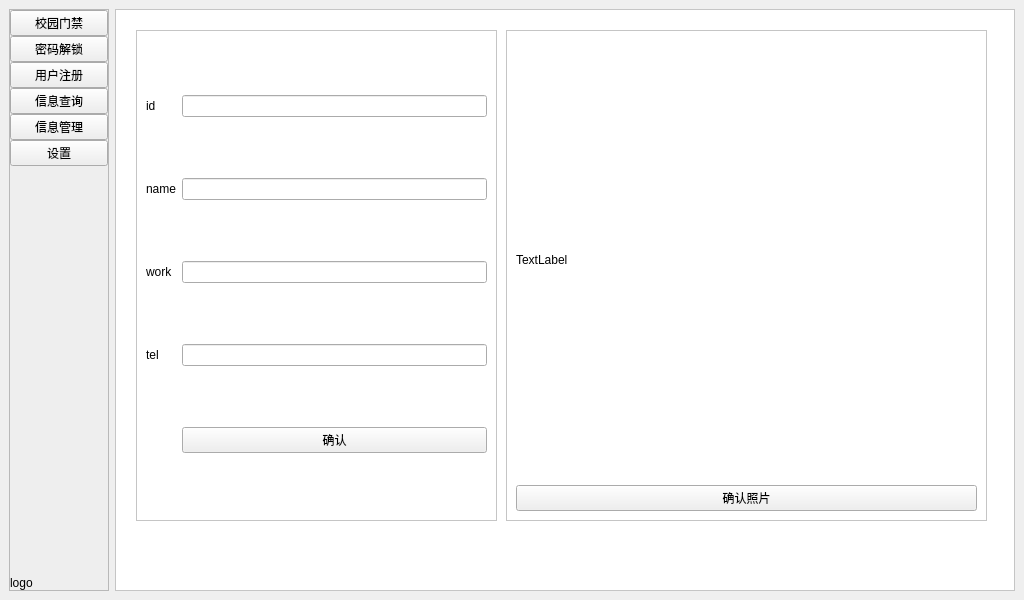
This is others/ui/mainwindow.ui in haonanzhang314/python-opencv as Qt 5 draws it before an edit. The edited form follows.
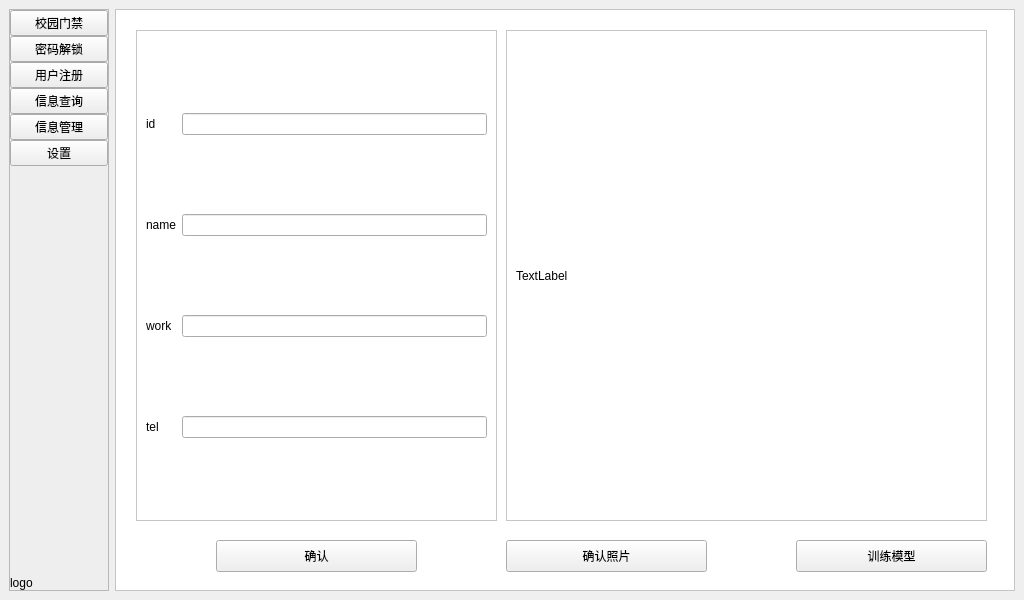
This is the edited form. The open tabs and pages were chosen to show the change.

The edit to the form file:
```diff
--- a/others/ui/mainwindow.ui
+++ b/others/ui/mainwindow.ui
@@ -179,7 +179,7 @@
           <number>0</number>
          </property>
          <property name="currentIndex">
-          <number>3</number>
+          <number>2</number>
          </property>
          <widget class="QWidget" name="main_index">
           <layout class="QGridLayout" name="gridLayout">
@@ -325,13 +325,6 @@
               </property>
              </widget>
             </item>
-            <item>
-             <widget class="QPushButton" name="register_video_pushbutton">
-              <property name="text">
-               <string>确认照片</string>
-              </property>
-             </widget>
-            </item>
            </layout>
           </widget>
           <widget class="QFrame" name="frame">
@@ -357,15 +350,17 @@
               </property>
              </widget>
             </item>
+            <item row="3" column="1">
+             <widget class="QLineEdit" name="register_input_tel"/>
+            </item>
             <item row="0" column="1">
              <widget class="QLineEdit" name="register_input_id"/>
             </item>
-            <item row="3" column="0">
-             <widget class="QLabel" name="register_label_tel">
-              <property name="text">
-               <string>tel</string>
-              </property>
-             </widget>
+            <item row="1" column="1">
+             <widget class="QLineEdit" name="register_input_name"/>
+            </item>
+            <item row="2" column="1">
+             <widget class="QLineEdit" name="register_input_work"/>
             </item>
             <item row="1" column="0">
              <widget class="QLabel" name="register_label_name">
@@ -374,9 +369,6 @@
               </property>
              </widget>
             </item>
-            <item row="3" column="1">
-             <widget class="QLineEdit" name="register_input_tel"/>
-            </item>
             <item row="2" column="0">
              <widget class="QLabel" name="register_label_work">
               <property name="text">
@@ -384,21 +376,54 @@
               </property>
              </widget>
             </item>
-            <item row="1" column="1">
-             <widget class="QLineEdit" name="register_input_name"/>
-            </item>
-            <item row="2" column="1">
-             <widget class="QLineEdit" name="register_input_work"/>
-            </item>
-            <item row="4" column="1">
-             <widget class="QPushButton" name="register_pushButton">
+            <item row="3" column="0">
+             <widget class="QLabel" name="register_label_tel">
               <property name="text">
-               <string>确认</string>
+               <string>tel</string>
               </property>
              </widget>
             </item>
            </layout>
           </widget>
+          <widget class="QPushButton" name="register_video_pushbutton">
+           <property name="geometry">
+            <rect>
+             <x>390</x>
+             <y>530</y>
+             <width>201</width>
+             <height>32</height>
+            </rect>
+           </property>
+           <property name="text">
+            <string>确认照片</string>
+           </property>
+          </widget>
+          <widget class="QPushButton" name="register_pushButton">
+           <property name="geometry">
+            <rect>
+             <x>100</x>
+             <y>530</y>
+             <width>201</width>
+             <height>32</height>
+            </rect>
+           </property>
+           <property name="text">
+            <string>确认</string>
+           </property>
+          </widget>
+          <widget class="QPushButton" name="register_train_pushbuttoon">
+           <property name="geometry">
+            <rect>
+             <x>680</x>
+             <y>530</y>
+             <width>191</width>
+             <height>32</height>
+            </rect>
+           </property>
+           <property name="text">
+            <string>训练模型</string>
+           </property>
+          </widget>
          </widget>
          <widget class="QWidget" name="main_search">
           <layout class="QVBoxLayout" name="verticalLayout_4">
```
